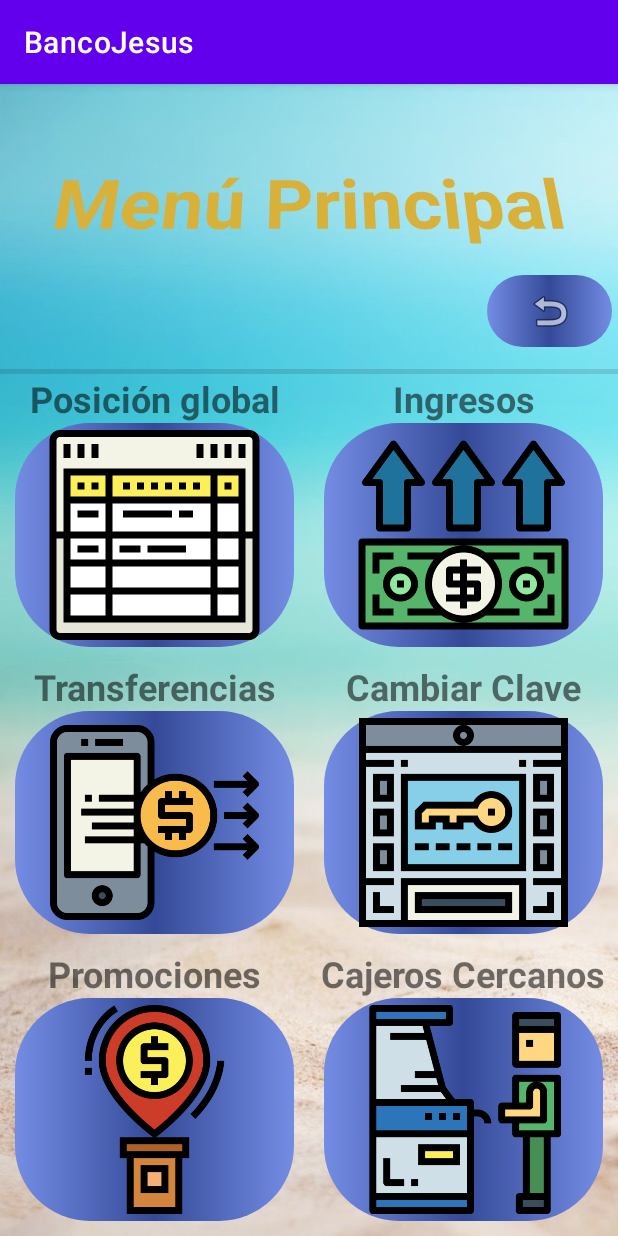
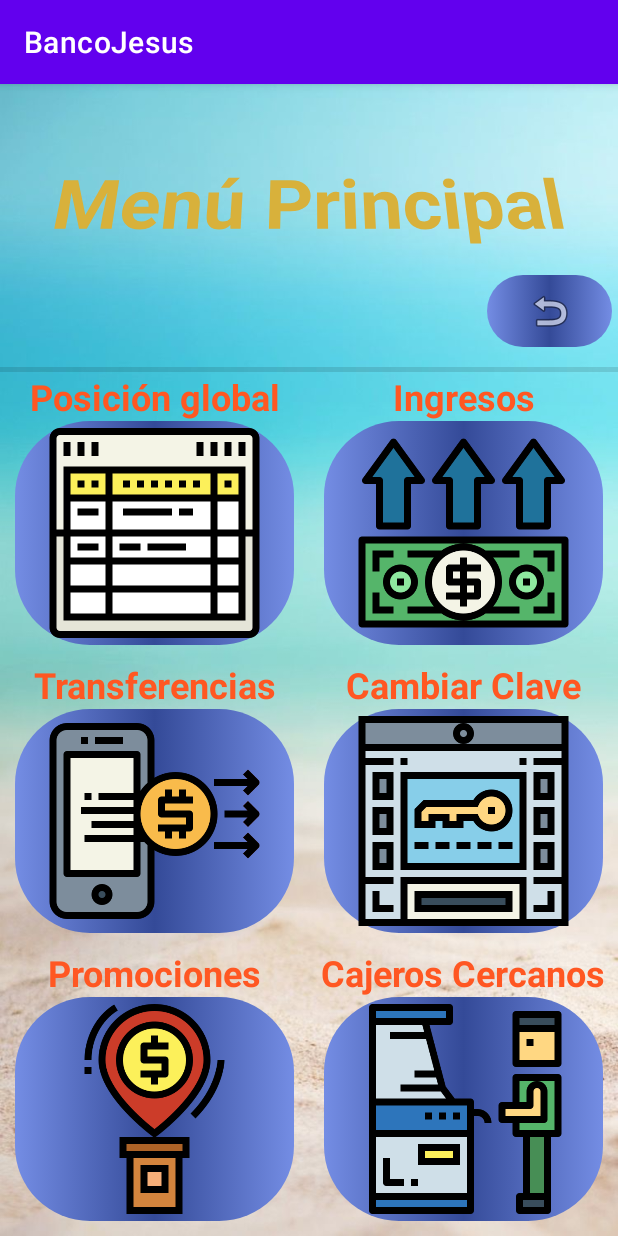
Before and after one commit to Jchafer/BancoJesus, an Android app: the PrincipalActivity screen opened directly, with no data from a screen before it, on a phone screen of 412 x 824 dp. Run offline under Robolectric (Android 15) with nearby library versions, the phone set to English and light mode, and no system bars.

Commit message:
Diseño terminado v3

```diff
--- a/app/src/main/AndroidManifest.xml
+++ b/app/src/main/AndroidManifest.xml
@@ -9,7 +9,8 @@
         android:roundIcon="@mipmap/ic_launcher_round"
         android:supportsRtl="true"
         android:theme="@style/Theme.BancoJesus">
-        <activity android:name=".PrincipalActivity"></activity>
+        <activity android:name=".CambioContra" />
+        <activity android:name=".PrincipalActivity" />
         <activity android:name=".AccesoActivity" />
         <activity android:name=".MainActivity">
             <intent-filter>
--- a/app/src/main/java/practicas/simarro/bancojesus/PrincipalActivity.java
+++ b/app/src/main/java/practicas/simarro/bancojesus/PrincipalActivity.java
@@ -2,13 +2,76 @@ package practicas.simarro.bancojesus;
 
 import androidx.appcompat.app.AppCompatActivity;
 
+import android.content.Intent;
 import android.os.Bundle;
+import android.view.View;
+import android.widget.ImageButton;
 
-public class PrincipalActivity extends AppCompatActivity {
+public class PrincipalActivity extends AppCompatActivity implements View.OnClickListener{
+
+    private ImageButton botonPosGlobal;
+    private ImageButton botonIngresos;
+    private ImageButton botonTransfer;
+    private ImageButton botonCambClave;
+    private ImageButton botonPromo;
+    private ImageButton botonCajCercanos;
+    private ImageButton botonVolver;
 
     @Override
     protected void onCreate(Bundle savedInstanceState) {
         super.onCreate(savedInstanceState);
         setContentView(R.layout.activity_principal);
+
+        botonPosGlobal = findViewById(R.id.btPosGlobal);
+        botonIngresos = findViewById(R.id.btIngresos);
+        botonTransfer = findViewById(R.id.btTransfer);
+        botonCambClave = findViewById(R.id.btCambiarClave);
+        botonPromo = findViewById(R.id.btPromociones);
+        botonCajCercanos = findViewById(R.id.btCajerosCercanos);
+        botonVolver = findViewById(R.id.btVolver);
+
+        botonPosGlobal.setOnClickListener(this);
+        botonIngresos.setOnClickListener(this);
+        botonTransfer.setOnClickListener(this);
+        botonCambClave.setOnClickListener(this);
+        botonPromo.setOnClickListener(this);
+        botonCajCercanos.setOnClickListener(this);
+        botonVolver.setOnClickListener(this);
+    }
+
+    @Override
+    public void onClick(View view) {
+        String botonTag = ((ImageButton) view).getTag().toString();
+        Intent intent;
+        switch (botonTag){
+            case "Volver":
+                intent = new Intent(view.getContext(), MainActivity.class);
+                startActivity(intent);
+                break;
+            case "Posición global":
+                /*intent = new Intent(view.getContext(), CambioContra.class);
+                startActivity(intent);*/
+                break;
+            case "Ingresos":
+                /*intent = new Intent(view.getContext(), CambioContra.class);
+                startActivity(intent);*/
+                break;
+            case "Transferencias":
+                /*intent = new Intent(view.getContext(), CambioContra.class);
+                startActivity(intent);*/
+                break;
+            case "Cambiar Clave":
+                intent = new Intent(view.getContext(), CambioContra.class);
+                startActivity(intent);
+                break;
+            case "Promociones":
+                /*intent = new Intent(view.getContext(), CambioContra.class);
+                startActivity(intent);*/
+                break;
+            case "Cajeros Cercanos":
+                /*intent = new Intent(view.getContext(), CambioContra.class);
+                startActivity(intent);*/
+                break;
+        }
     }
 }
--- a/app/src/main/res/layout/activity_principal.xml
+++ b/app/src/main/res/layout/activity_principal.xml
@@ -28,13 +28,13 @@
         android:layout_marginTop="15dp"
         android:layout_marginEnd="4dp"
         android:layout_marginBottom="12dp"
+        android:contentDescription="TODO"
         android:tag="Volver"
         app:layout_constraintBottom_toTopOf="@+id/tableLayout"
         app:layout_constraintEnd_toEndOf="parent"
         app:layout_constraintTop_toBottomOf="@+id/txtMenuPrincipal"
         app:layout_constraintVertical_bias="0.0"
-        app:srcCompat="@android:drawable/ic_menu_revert"
-        android:contentDescription="TODO" />
+        app:srcCompat="@android:drawable/ic_menu_revert" />
 
     <View
         android:id="@+id/divider2"
@@ -50,7 +50,7 @@
         android:layout_width="wrap_content"
         android:layout_height="wrap_content"
         android:orientation="horizontal"
-        app:layout_constraintGuide_percent="0.25171" />
+        app:layout_constraintGuide_percent="0.25" />
 
     <TableLayout
         android:id="@+id/tableLayout"
@@ -66,7 +66,8 @@
 
             <TextView
                 android:id="@+id/txtPosicionGlobal"
-                android:layout_width="101dp"
+                style="@style/TxtCabeceraIcono"
+                android:layout_width="wrap_content"
                 android:layout_height="wrap_content"
                 android:layout_weight="1"
                 android:gravity="center"
@@ -76,6 +77,7 @@
 
             <TextView
                 android:id="@+id/txtIngresos"
+                style="@style/TxtCabeceraIcono"
                 android:layout_width="wrap_content"
                 android:layout_height="wrap_content"
                 android:layout_weight="1"
@@ -91,20 +93,20 @@
             android:layout_weight="1">
 
             <ImageButton
-                android:id="@+id/BtEliminar"
+                android:id="@+id/btPosGlobal"
                 style="@style/BotonesNormal"
+                android:contentDescription="TODO"
                 android:scaleType="fitCenter"
-                android:tag="Eliminar"
-                app:srcCompat="@drawable/posicionglobal"
-                android:contentDescription="TODO" />
+                android:tag="@string/posicion"
+                app:srcCompat="@drawable/posicionglobal" />
 
             <ImageButton
-                android:id="@+id/BtAnyadir"
+                android:id="@+id/btIngresos"
                 style="@style/BotonesNormal"
+                android:contentDescription="TODO"
                 android:scaleType="fitCenter"
-                android:tag="Anyadir"
-                app:srcCompat="@drawable/ingresos"
-                android:contentDescription="TODO" />
+                android:tag="@string/ingresos"
+                app:srcCompat="@drawable/ingresos" />
         </TableRow>
 
         <TableRow
@@ -113,6 +115,7 @@
 
             <TextView
                 android:id="@+id/txtTransferencias"
+                style="@style/TxtCabeceraIcono"
                 android:layout_width="99dp"
                 android:layout_height="wrap_content"
                 android:layout_weight="1"
@@ -123,6 +126,7 @@
 
             <TextView
                 android:id="@+id/txtCambiarClave"
+                style="@style/TxtCabeceraIcono"
                 android:layout_width="wrap_content"
                 android:layout_height="wrap_content"
                 android:layout_weight="1"
@@ -138,20 +142,20 @@
             android:layout_weight="1">
 
             <ImageButton
-                android:id="@+id/BtMapa"
+                android:id="@+id/btTransfer"
                 style="@style/BotonesNormal"
+                android:contentDescription="TODO"
                 android:scaleType="fitCenter"
-                android:tag="Mapa"
-                app:srcCompat="@drawable/transferencias"
-                android:contentDescription="TODO" />
+                android:tag="@string/transferencias"
+                app:srcCompat="@drawable/transferencias" />
 
             <ImageButton
-                android:id="@+id/BtConfigurar"
+                android:id="@+id/btCambiarClave"
                 style="@style/BotonesNormal"
+                android:contentDescription="TODO"
                 android:scaleType="fitCenter"
-                android:tag="Configurar"
-                app:srcCompat="@drawable/clave"
-                android:contentDescription="TODO" />
+                android:tag="@string/cambiarClave"
+                app:srcCompat="@drawable/clave" />
         </TableRow>
 
         <TableRow
@@ -160,6 +164,7 @@
 
             <TextView
                 android:id="@+id/txtPromociones"
+                style="@style/TxtCabeceraIcono"
                 android:layout_width="190dp"
                 android:layout_height="wrap_content"
                 android:layout_weight="1"
@@ -170,6 +175,7 @@
 
             <TextView
                 android:id="@+id/txtCajeros"
+                style="@style/TxtCabeceraIcono"
                 android:layout_width="wrap_content"
                 android:layout_height="wrap_content"
                 android:layout_weight="1"
@@ -185,22 +191,22 @@
             android:layout_weight="1">
 
             <ImageButton
-                android:id="@+id/BtCamara"
+                android:id="@+id/btPromociones"
                 style="@style/BotonesNormal"
+                android:contentDescription="TODO"
                 android:scaleType="fitCenter"
-                android:tag="Camara"
-                app:srcCompat="@drawable/promociones"
-                android:contentDescription="TODO" />
+                android:tag="@string/promociones"
+                app:srcCompat="@drawable/promociones" />
 
             <ImageButton
-                android:id="@+id/BtFotos"
+                android:id="@+id/btCajerosCercanos"
                 style="@style/BotonesNormal"
                 android:layout_width="wrap_content"
                 android:layout_height="match_parent"
+                android:contentDescription="TODO"
                 android:scaleType="fitCenter"
                 android:src="@drawable/cajeros"
-                android:tag="Fotos"
-                android:contentDescription="TODO" />
+                android:tag="@string/cajerosCercanos" />
         </TableRow>
 
     </TableLayout>
--- a/app/src/main/res/values/themes.xml
+++ b/app/src/main/res/values/themes.xml
@@ -22,9 +22,6 @@
         <item name="android:layout_weight">1</item>
         <item name="android:background">@drawable/boton</item>
     </style>
-    <style name="BotonesNormal.Verde">
-        <item name="android:background">#27DC4E</item>
-    </style>
     <style name="TxtBienvenida">
         <item name="android:textColor">@color/naranja</item>
         <item name="android:rotationX">25</item>
@@ -35,6 +32,11 @@
     </style>
     <style name="TxtBienvenida.Cabecera">
         <item name="android:textSize">50sp</item>
-
+    </style>
+    <style name="TxtCabeceraIcono">
+        <item name="android:textSize">24sp</item>
+        <item name="android:gravity">center</item>
+        <item name="android:textStyle">bold</item>
+        <item name="android:textColor">@color/naranjaOscuro</item>
     </style>
 </resources>
```
Also changed, not shown: app/src/main/java/practicas/simarro/bancojesus/AccesoActivity.java (+31 -1 lines), app/src/main/java/practicas/simarro/bancojesus/CambioContra.java (added, +14 -0 lines), app/src/main/res/layout/activity_acceso.xml (+5 -5 lines), app/src/main/res/layout/activity_cambio_contra.xml (added, +9 -0 lines).
